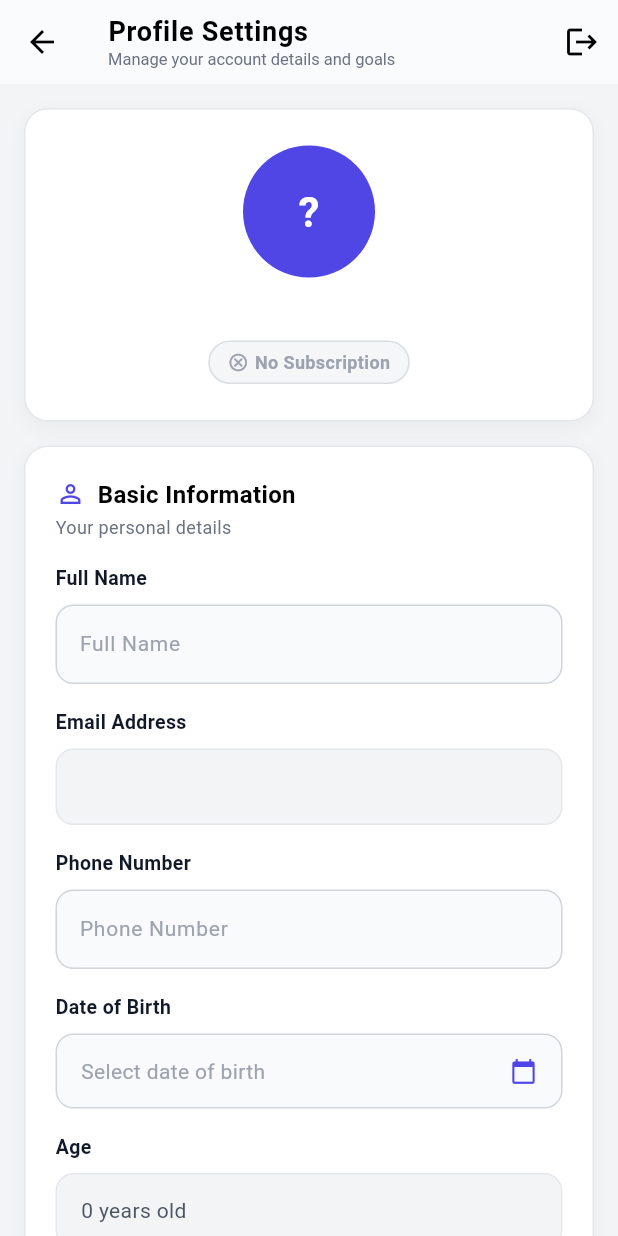
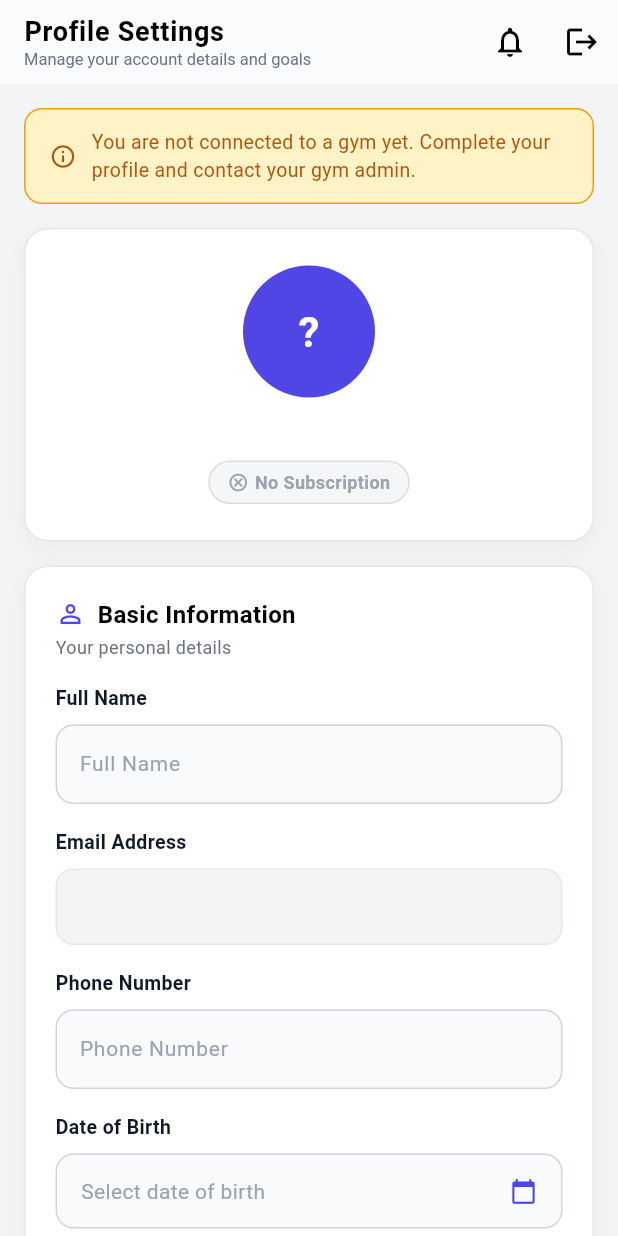
Before and after one commit to shaza2407/Titan_Gym-Mangement-Application, a Flutter app: the ClientProfileScreen screen opened directly with empty values, on a phone screen of 412 x 824 dp. Run offline on Flutter 3.47's test engine with Material 3 defaults, Android fonts, the phone set to English and light mode, and no system bars; our stand-ins replace device_info_plus, firebase_core, firebase_messaging, fl_chart, flutter_local_notifications, open_filex and 1 more; missing offline and left inert: mobile_scanner, saver_gallery; accounts and stored records are empty; network calls fail.

Commit message:
corrected client navigation if not connected

```diff
--- a/frontend/lib/features/client/presentation/screens/client_profile_screen.dart
+++ b/frontend/lib/features/client/presentation/screens/client_profile_screen.dart
@@ -5,6 +5,8 @@ import 'package:provider/provider.dart';
 import '../controllers/client_profile_controller.dart';
 import '../../../shared/logout_button.dart';
 import '../../../auth/presentation/forget_password_page.dart';
+import '../../../Services/notifications_screen.dart';
+import '../../../Services/token_helper.dart';
 
 class ClientProfileScreen extends StatefulWidget {
   final String token;
@@ -34,27 +36,24 @@ class _ClientProfileScreenState extends State<ClientProfileScreen> {
           if (ctrl.isLoading) {
             return const Scaffold(
               backgroundColor: Color(0xFFF3F4F6),
-              body: Center(child: CircularProgressIndicator(color: Color(0xFF4F46E5))),
+              body: Center(
+                child: CircularProgressIndicator(color: Color(0xFF4F46E5)),
+              ),
             );
           }
 
           return Scaffold(
-            backgroundColor: const Color(0xFFF3F4F6), // Light theme background
+            backgroundColor: const Color(0xFFF3F4F6),
             appBar: AppBar(
               backgroundColor: Colors.white,
               elevation: 0.5,
-              leading: IconButton(
-                icon: const Icon(Icons.arrow_back, color: Colors.black),
-                onPressed: () {
-                  if (widget.onBack != null) {
-                    widget.onBack!();
-                  } else if (Navigator.canPop(context)) {
-                    Navigator.pop(context);
-                  } else {
-                    Navigator.pushReplacementNamed(context, '/login');
-                  }
-                },
-              ),
+              automaticallyImplyLeading: false,
+              leading: widget.onBack != null
+                  ? IconButton(
+                      icon: const Icon(Icons.arrow_back, color: Colors.black),
+                      onPressed: () => widget.onBack!(),
+                    )
+                  : null,
               title: const Column(
                 crossAxisAlignment: CrossAxisAlignment.start,
                 children: [
@@ -75,6 +74,21 @@ class _ClientProfileScreenState extends State<ClientProfileScreen> {
               ),
               actions: [
                 IconButton(
+                  icon: const Icon(
+                    Icons.notifications_outlined,
+                    color: Colors.black,
+                  ),
+                  onPressed: () => Navigator.push(
+                    context,
+                    MaterialPageRoute(
+                      builder: (_) => NotificationsScreen(
+                        userId: getUserIdFromToken(widget.token),
+                        token: widget.token,
+                      ),
+                    ),
+                  ),
+                ),
+                IconButton(
                   icon: const Icon(Icons.logout, color: Colors.black),
                   onPressed: () => showLogoutDialog(context),
                 ),
@@ -84,6 +98,41 @@ class _ClientProfileScreenState extends State<ClientProfileScreen> {
               padding: const EdgeInsets.all(16),
               child: Column(
                 children: [
+                  // ── Not connected banner ────────────────────────
+                  if (widget.onBack == null)
+                    Container(
+                      width: double.infinity,
+                      margin: const EdgeInsets.only(bottom: 16),
+                      padding: const EdgeInsets.symmetric(
+                        horizontal: 16,
+                        vertical: 12,
+                      ),
+                      decoration: BoxDecoration(
+                        color: const Color(0xFFFEF3C7),
+                        borderRadius: BorderRadius.circular(12),
+                        border: Border.all(color: const Color(0xFFF59E0B)),
+                      ),
+                      child: const Row(
+                        children: [
+                          Icon(
+                            Icons.info_outline,
+                            color: Color(0xFFB45309),
+                            size: 18,
+                          ),
+                          SizedBox(width: 10),
+                          Expanded(
+                            child: Text(
+                              'You are not connected to a gym yet. Complete your profile and contact your gym admin.',
+                              style: TextStyle(
+                                color: Color(0xFFB45309),
+                                fontSize: 13,
+                              ),
+                            ),
+                          ),
+                        ],
+                      ),
+                    ),
+
                   // ── Avatar Card ─────────────────────────────────
                   _buildAvatarCard(ctrl),
                   const SizedBox(height: 16),
@@ -173,7 +222,10 @@ class _ClientProfileScreenState extends State<ClientProfileScreen> {
                       padding: const EdgeInsets.only(bottom: 12),
                       child: Text(
                         ctrl.errorMessage!,
-                        style: const TextStyle(color: Colors.red, fontWeight: FontWeight.bold),
+                        style: const TextStyle(
+                          color: Colors.red,
+                          fontWeight: FontWeight.bold,
+                        ),
                       ),
                     ),
 
@@ -218,7 +270,7 @@ class _ClientProfileScreenState extends State<ClientProfileScreen> {
                         ),
                       ),
                       style: ElevatedButton.styleFrom(
-                        backgroundColor: const Color(0xFF4F46E5), // Indigo Accent
+                        backgroundColor: const Color(0xFF4F46E5),
                         shape: RoundedRectangleBorder(
                           borderRadius: BorderRadius.circular(14),
                         ),
@@ -235,7 +287,7 @@ class _ClientProfileScreenState extends State<ClientProfileScreen> {
     );
   }
 
-  // ── Widgets ──────────────────────────────────────────────────────────────
+  // ── Widgets ───────────────────────────────────────────────────────────────
 
   Widget _buildAvatarCard(ClientProfileController ctrl) {
     final name = ctrl.profile?.name ?? '';
@@ -251,7 +303,11 @@ class _ClientProfileScreenState extends State<ClientProfileScreen> {
         borderRadius: BorderRadius.circular(16),
         border: Border.all(color: const Color(0xFFE5E7EB)),
         boxShadow: const [
-          BoxShadow(color: Color(0x0A000000), blurRadius: 10, offset: Offset(0, 4))
+          BoxShadow(
+            color: Color(0x0A000000),
+            blurRadius: 10,
+            offset: Offset(0, 4),
+          ),
         ],
       ),
       child: Column(
@@ -271,7 +327,11 @@ class _ClientProfileScreenState extends State<ClientProfileScreen> {
           const SizedBox(height: 12),
           Text(
             name,
-            style: const TextStyle(fontSize: 18, fontWeight: FontWeight.bold, color: Colors.black),
+            style: const TextStyle(
+              fontSize: 18,
+              fontWeight: FontWeight.bold,
+              color: Colors.black,
+            ),
           ),
           const SizedBox(height: 4),
           _buildMembershipBadge(ctrl),
@@ -290,19 +350,19 @@ class _ClientProfileScreenState extends State<ClientProfileScreen> {
     if (stats == null || stats.membershipStatus == null) {
       label = 'No Subscription';
       color = const Color(0xFF9CA3AF);
-      icon  = Icons.cancel_outlined;
+      icon = Icons.cancel_outlined;
     } else if (stats.isSuspended) {
       label = 'Suspended';
       color = const Color(0xFFF59E0B);
-      icon  = Icons.pause_circle_outline;
+      icon = Icons.pause_circle_outline;
     } else if (stats.isExpired) {
       label = 'Expired';
       color = const Color(0xFFEF4444);
-      icon  = Icons.error_outline;
+      icon = Icons.error_outline;
     } else {
       label = 'Active Member';
       color = const Color(0xFF4F46E5);
-      icon  = Icons.verified;
+      icon = Icons.verified;
     }
 
     return Container(
@@ -319,7 +379,11 @@ class _ClientProfileScreenState extends State<ClientProfileScreen> {
           const SizedBox(width: 4),
           Text(
             label,
-            style: TextStyle(color: color, fontSize: 12, fontWeight: FontWeight.bold),
+            style: TextStyle(
+              color: color,
+              fontSize: 12,
+              fontWeight: FontWeight.bold,
+            ),
           ),
         ],
       ),
@@ -341,7 +405,11 @@ class _ClientProfileScreenState extends State<ClientProfileScreen> {
         borderRadius: BorderRadius.circular(16),
         border: Border.all(color: const Color(0xFFE5E7EB)),
         boxShadow: const [
-          BoxShadow(color: Color(0x0A000000), blurRadius: 10, offset: Offset(0, 4))
+          BoxShadow(
+            color: Color(0x0A000000),
+            blurRadius: 10,
+            offset: Offset(0, 4),
+          ),
         ],
       ),
       child: Column(
@@ -386,7 +454,11 @@ class _ClientProfileScreenState extends State<ClientProfileScreen> {
       children: [
         Text(
           label,
-          style: const TextStyle(fontWeight: FontWeight.bold, fontSize: 13, color: Color(0xFF111827)),
+          style: const TextStyle(
+            fontWeight: FontWeight.bold,
+            fontSize: 13,
+            color: Color(0xFF111827),
+          ),
         ),
         const SizedBox(height: 8),
         TextField(
@@ -425,7 +497,11 @@ class _ClientProfileScreenState extends State<ClientProfileScreen> {
       children: [
         const Text(
           'Date of Birth',
-          style: TextStyle(fontWeight: FontWeight.bold, fontSize: 13, color: Color(0xFF111827)),
+          style: TextStyle(
+            fontWeight: FontWeight.bold,
+            fontSize: 13,
+            color: Color(0xFF111827),
+          ),
         ),
         const SizedBox(height: 8),
         GestureDetector(
@@ -477,7 +553,11 @@ class _ClientProfileScreenState extends State<ClientProfileScreen> {
                     fontSize: 14,
                   ),
                 ),
-                const Icon(Icons.calendar_today, size: 18, color: Color(0xFF4F46E5)),
+                const Icon(
+                  Icons.calendar_today,
+                  size: 18,
+                  color: Color(0xFF4F46E5),
+                ),
               ],
             ),
           ),
@@ -493,7 +573,11 @@ class _ClientProfileScreenState extends State<ClientProfileScreen> {
       children: [
         Text(
           label,
-          style: const TextStyle(fontWeight: FontWeight.bold, fontSize: 13, color: Color(0xFF111827)),
+          style: const TextStyle(
+            fontWeight: FontWeight.bold,
+            fontSize: 13,
+            color: Color(0xFF111827),
+          ),
         ),
         const SizedBox(height: 8),
         Container(
@@ -514,7 +598,6 @@ class _ClientProfileScreenState extends State<ClientProfileScreen> {
     );
   }
 
-  // ── Security ─────────────────────────────────────────────────────────────
   Widget _buildSecurityCard() {
     return Container(
       width: double.infinity,
@@ -522,12 +605,20 @@ class _ClientProfileScreenState extends State<ClientProfileScreen> {
       decoration: BoxDecoration(
         color: Colors.white,
         borderRadius: BorderRadius.circular(16),
+        border: Border.all(color: const Color(0xFFE5E7EB)),
+        boxShadow: const [
+          BoxShadow(
+            color: Color(0x0A000000),
+            blurRadius: 10,
+            offset: Offset(0, 4),
+          ),
+        ],
       ),
       child: Row(
         mainAxisAlignment: MainAxisAlignment.spaceBetween,
         children: [
-          Row(
-            children: const [
+          const Row(
+            children: [
               Icon(Icons.lock_outline, color: Color(0xFF4F46E5), size: 20),
               SizedBox(width: 8),
               Text(
@@ -568,16 +659,28 @@ class _ClientProfileScreenState extends State<ClientProfileScreen> {
       children: [
         Text(
           label,
-          style: const TextStyle(fontWeight: FontWeight.bold, fontSize: 13, color: Color(0xFF111827)),
+          style: const TextStyle(
+            fontWeight: FontWeight.bold,
+            fontSize: 13,
+            color: Color(0xFF111827),
+          ),
         ),
         const SizedBox(height: 8),
         DropdownButtonFormField<String>(
           initialValue: value,
-          hint: Text('Select $label', style: const TextStyle(color: Color(0xFF9CA3AF))),
+          hint: Text(
+            'Select $label',
+            style: const TextStyle(color: Color(0xFF9CA3AF)),
+          ),
           dropdownColor: Colors.white,
           style: const TextStyle(color: Colors.black, fontSize: 14),
           items: items
-              .map((e) => DropdownMenuItem(value: e, child: Text(e, style: const TextStyle(color: Colors.black))))
+              .map(
+                (e) => DropdownMenuItem(
+                  value: e,
+                  child: Text(e, style: const TextStyle(color: Colors.black)),
+                ),
+              )
               .toList(),
           onChanged: onChanged,
           decoration: InputDecoration(
--- a/frontend/lib/main.dart
+++ b/frontend/lib/main.dart
@@ -74,7 +74,7 @@ class MyApp extends StatelessWidget {
         if (settings.name == '/coach-dashboard') {
           final token = settings.arguments as String;
           return MaterialPageRoute(
-            builder: (_) => CoachDashboardScreen(token: token), // ← new
+            builder: (_) => CoachDashboardScreen(token: token),
           );
         }
         if (settings.name == '/verify-email') {
```
Also changed, not shown: frontend/lib/features/auth/presentation/login_screen.dart (+56 -10 lines).
